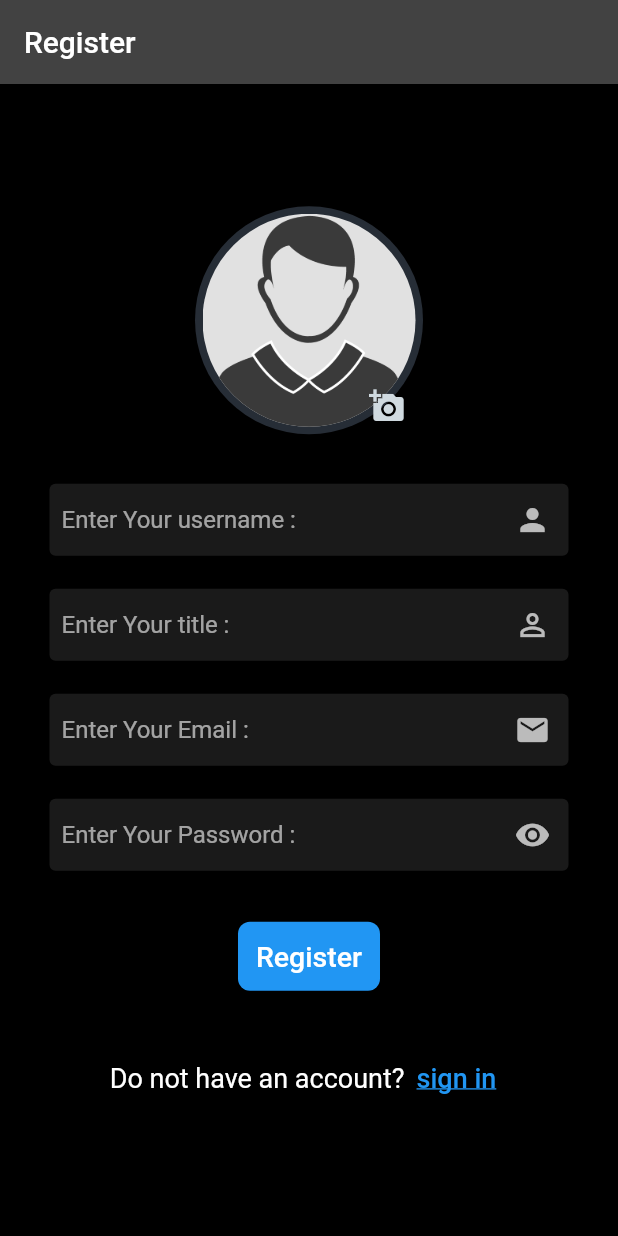
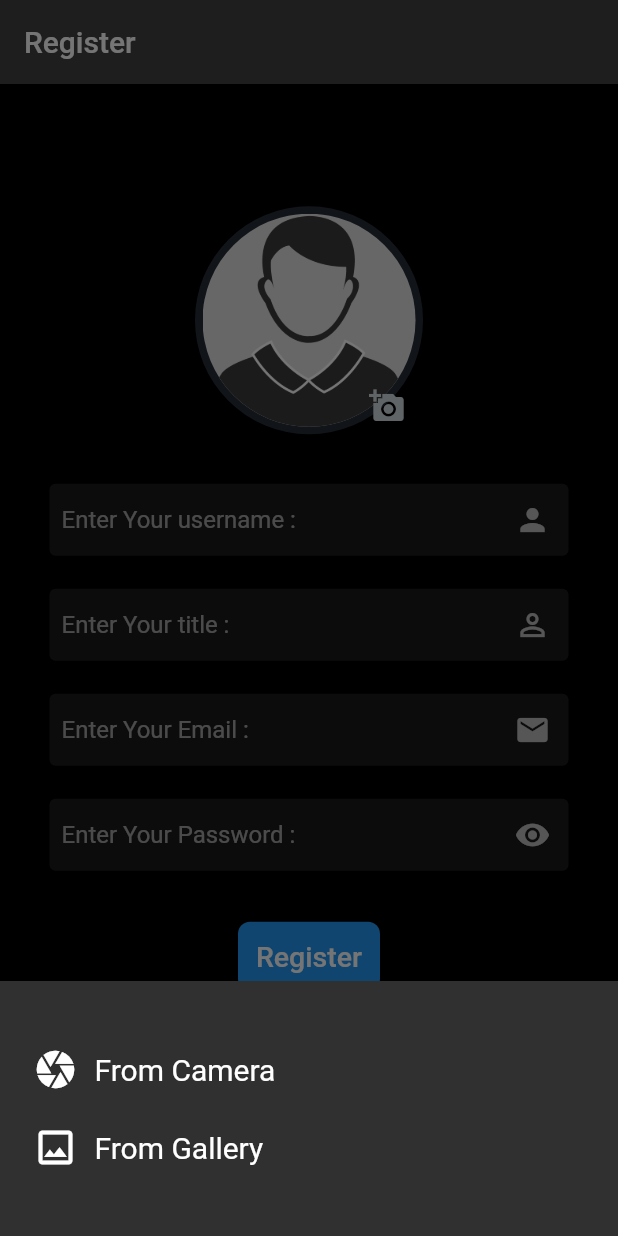
Before and after one commit to wael-saif23/instagram-app1, a Flutter app: the screen it shows after launch, after a tap on the "add a photo" icon, on a phone screen of 412 x 824 dp. Run offline on Flutter 3.47's test engine with Material 2 defaults, Android fonts, the phone set to English and light mode, and no system bars; our stand-ins replace firebase_auth, firebase_core, flutter_svg, image_picker; accounts and stored records are empty.

Commit message:
upload img to screen in register page in mob&wep

```diff
--- a/lib/screens/register.dart
+++ b/lib/screens/register.dart
@@ -1,13 +1,15 @@
-// ignore_for_file: prefer_const_literals_to_create_immutables, prefer_const_constructors, sort_child_properties_last
 
 import 'dart:math';
+import 'dart:typed_data';
 import 'dart:ui';
 
 import 'package:flutter/material.dart';
+import 'package:image_picker/image_picker.dart';
+import 'package:insta_s_m_app/firebase_servises/auth.dart';
 import 'package:insta_s_m_app/screens/sign_in.dart';
 import 'package:insta_s_m_app/share/colors.dart';
 import 'package:insta_s_m_app/share/contants.dart';
-
+import 'package:insta_s_m_app/share/snackbar.dart';
 
 import 'dart:io';
 
@@ -22,7 +24,7 @@ class Register extends StatefulWidget {
 
 class _RegisterState extends State<Register> {
   bool isVisable = true;
-  File? imgPath;
+  Uint8List? imgPath;
   String? imgName;
 
   final _formKey = GlobalKey<FormState>();
@@ -40,89 +42,85 @@ class _RegisterState extends State<Register> {
   bool hasLowercase = false;
   bool hasSpecialCharacters = false;
 
-  // uploadImage2Screen(ImageSource source) async {
-  //   final pickedImg = await ImagePicker().pickImage(source: source);
-  //   try {
-  //     if (pickedImg != null) {
-  //       setState(() {
-  //         imgPath = File(pickedImg.path);
-  //         imgName = basename(pickedImg.path);
-  //         int random = Random().nextInt(9999999);
-  //         imgName = "$random$imgName";
-  //         print(imgName);
-  //       });
-  //     } else {
-  //       print("NO img selected");
-  //     }
-  //   } catch (e) {
-  //     print("Error => $e");
-  //   }
+  uploadImage2Screen(ImageSource source) async {
+    Navigator.pop(context);
+    final XFile? pickedImg = await ImagePicker().pickImage(source: source);
+    try {
+      if (pickedImg != null) {
+        imgPath = await pickedImg.readAsBytes();
+        setState(() {
+          imgName = basename(pickedImg.path);
+          int random = Random().nextInt(9999999);
+          imgName = "$random$imgName";
+          print(imgName);
+        });
+      } else {
+        print("NO img selected");
+      }
+    } catch (e) {
+      print("Error => $e");
+    }
+  }
 
-  //   if (!mounted) return;
-  //   Navigator.pop(context);
-  // }
-
-  // showmodel() {
-  //   return showModalBottomSheet(
-  //     context: context,
-  //     builder: (BuildContext context) {
-  //       return Container(
-  //         padding: EdgeInsets.all(22),
-  //         height: 170,
-  //         child: Column(
-  //           mainAxisAlignment: MainAxisAlignment.center,
-  //           children: [
-  //             GestureDetector(
-  //               onTap: () async {
-  //                 await uploadImage2Screen(ImageSource.camera);
-  //               },
-  //               child: Row(
-  //                 children: [
-  //                   Icon(
-  //                     Icons.camera,
-  //                     size: 30,
-  //                   ),
-  //                   SizedBox(
-  //                     width: 11,
-  //                   ),
-  //                   Text(
-  //                     "From Camera",
-  //                     style: TextStyle(fontSize: 20),
-  //                   )
-  //                 ],
-  //               ),
-  //             ),
-  //             SizedBox(
-  //               height: 22,
-  //             ),
-  //             GestureDetector(
-  //               onTap: () {
-  //                 uploadImage2Screen(ImageSource.gallery);
-  //               },
-  //               child: Row(
-  //                 children: [
-  //                   Icon(
-  //                     Icons.photo_outlined,
-  //                     size: 30,
-  //                   ),
-  //                   SizedBox(
-  //                     width: 11,
-  //                   ),
-  //                   Text(
-  //                     "From Gallery",
-  //                     style: TextStyle(fontSize: 20),
-  //                   )
-  //                 ],
-  //               ),
-  //             ),
-  //           ],
-  //         ),
-  //       );
-  //     },
-  //   );
-  // }
-
-
+  showmodel() {
+    return showModalBottomSheet(
+      context: context,
+      builder: (BuildContext context) {
+        return Container(
+          padding: EdgeInsets.all(22),
+          height: 170,
+          child: Column(
+            mainAxisAlignment: MainAxisAlignment.center,
+            children: [
+              GestureDetector(
+                onTap: () async {
+                  await uploadImage2Screen(ImageSource.camera);
+                },
+                child: Row(
+                  children: [
+                    Icon(
+                      Icons.camera,
+                      size: 30,
+                    ),
+                    SizedBox(
+                      width: 11,
+                    ),
+                    Text(
+                      "From Camera",
+                      style: TextStyle(fontSize: 20),
+                    )
+                  ],
+                ),
+              ),
+              SizedBox(
+                height: 22,
+              ),
+              GestureDetector(
+                onTap: () {
+                  uploadImage2Screen(ImageSource.gallery);
+                },
+                child: Row(
+                  children: [
+                    Icon(
+                      Icons.photo_outlined,
+                      size: 30,
+                    ),
+                    SizedBox(
+                      width: 11,
+                    ),
+                    Text(
+                      "From Gallery",
+                      style: TextStyle(fontSize: 20),
+                    )
+                  ],
+                ),
+              ),
+            ],
+          ),
+        );
+      },
+    );
+  }
 
 //   register() async {
 //     setState(() {
@@ -220,17 +218,12 @@ class _RegisterState extends State<Register> {
                                 backgroundColor:
                                     Color.fromARGB(255, 225, 225, 225),
                                 radius: 71,
-                                // backgroundImage: AssetImage("assets/img/avatar.png"),
                                 backgroundImage:
                                     AssetImage("assets/img/avatar.png"),
                               )
-                            : ClipOval(
-                                child: Image.file(
-                                  imgPath!,
-                                  width: 145,
-                                  height: 145,
-                                  fit: BoxFit.cover,
-                                ),
+                            : CircleAvatar(
+                                radius: 71,
+                                backgroundImage: MemoryImage(imgPath!),
                               ),
                         Positioned(
                           left: 99,
@@ -238,7 +231,7 @@ class _RegisterState extends State<Register> {
                           child: IconButton(
                             onPressed: () {
                               // uploadImage2Screen();
-                              // showmodel();
+                              showmodel();
                             },
                             icon: const Icon(Icons.add_a_photo),
                             color: Color.fromARGB(255, 208, 218, 224),
@@ -289,9 +282,7 @@ class _RegisterState extends State<Register> {
                     height: 22,
                   ),
                   TextFormField(
-                      onChanged: (password) {
-
-                      },
+                      onChanged: (password) {},
                       // we return "null" when something is valid
                       validator: (value) {
                         return value!.length < 6
@@ -318,18 +309,29 @@ class _RegisterState extends State<Register> {
                   ),
                   ElevatedButton(
                     onPressed: () async {
-                      // if (_formKey.currentState!.validate() &&
-                      //     imgName != null &&
-                      //     imgPath != null) {
-                      //   await register();
-                      //   if (!mounted) return;
-                      //   Navigator.pushReplacement(
-                      //     context,
-                      //     MaterialPageRoute(builder: (context) => Login()),
-                      //   );
-                      // } else {
-                      //   showSnackBar(context, "ERROR");
-                      // }
+                      if (_formKey.currentState!.validate()
+                          // &&
+                          //     imgName != null &&
+                          //     imgPath != null
+                          ) {
+                        setState(() {
+                          isLoading = true;
+                        });
+                        await AuthMethods().register(
+                            emailll: emailController.text,
+                            passworddd: passwordController.text,
+                            context: context);
+                        setState(() {
+                          isLoading = false;
+                        });
+                        if (!mounted) return;
+                        Navigator.pushReplacement(
+                          context,
+                          MaterialPageRoute(builder: (context) => Login()),
+                        );
+                      } else {
+                        showSnackBar(context, "ERROR");
+                      }
                     },
                     child: isLoading
                         ? CircularProgressIndicator(
@@ -360,7 +362,8 @@ class _RegisterState extends State<Register> {
                             onPressed: () {
                               Navigator.pushReplacement(
                                 context,
-                                MaterialPageRoute(builder: (context) => Login()),
+                                MaterialPageRoute(
+                                    builder: (context) => Login()),
                               );
                             },
                             child: Text('sign in',
```
Also changed, not shown: lib/firebase_servises/auth.dart (added, +19 -0 lines), lib/share/snackbar.dart (added, +13 -0 lines).
